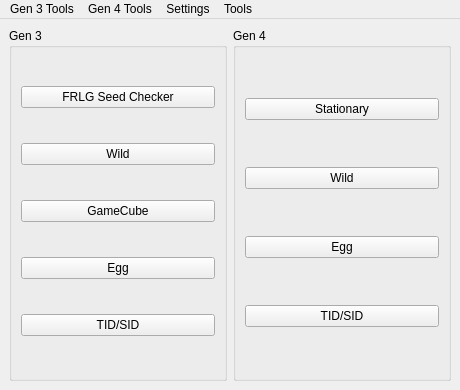
Old version of the form Forms/MainWindow.ui in the repository papajefe/Gen-3-Seed-Assistant.
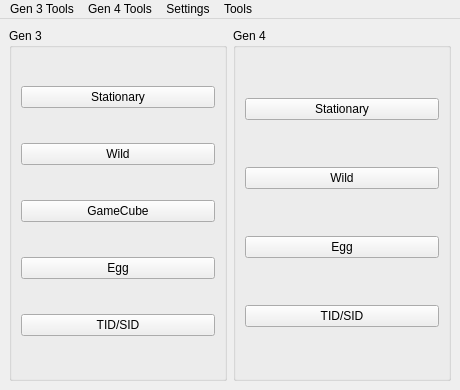
New version of the form. Icons and pictures are not drawn.

Commit message: Jankily remove everything but FRLG Seed for Standalone Download.

The edit to the form file:
```diff
--- a/Forms/MainWindow.ui
+++ b/Forms/MainWindow.ui
@@ -68,7 +68,7 @@
        <item row="0" column="0">
         <widget class="QPushButton" name="pushButtonStationary3">
          <property name="text">
-          <string>FRLG Seed Checker</string>
+          <string>Stationary</string>
          </property>
         </widget>
        </item>
```
Left out of the diff: 6 changed lines with no effect on the pictures. The commit also changes 4 other files.
